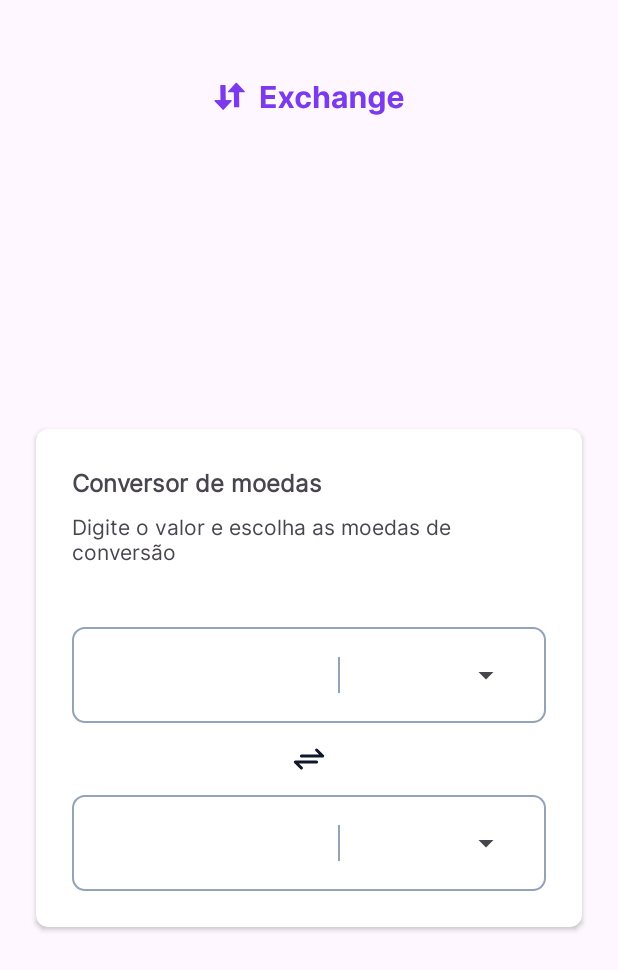
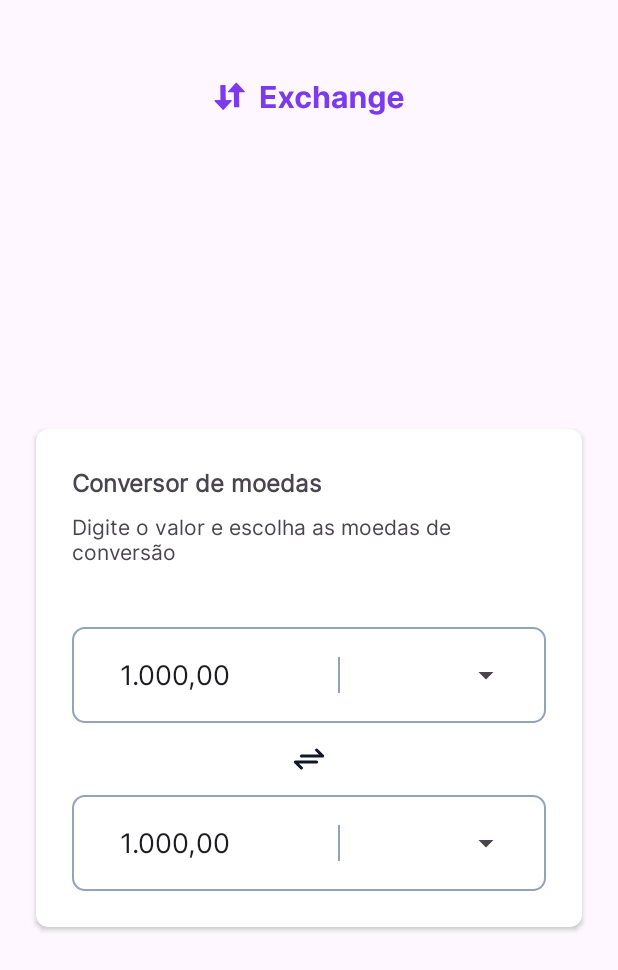
Before and after one commit to rpsouzadev/conversor-de-moedas, an Android app: the screen it shows after launch (MainActivity), on a phone screen of 412 x 824 dp. Shown: the top 970 px of the screen. Run offline under Robolectric (Android 15) with nearby library versions, the phone set to English and light mode, and no system bars; libraries missing offline, so code that uses them is left out: coil3.svg; pictures from the network do not load.

Commit message:
Transforming the text from current value to monetary value in real time

```diff
--- a/app/src/main/res/layout/activity_main.xml
+++ b/app/src/main/res/layout/activity_main.xml
@@ -69,14 +69,28 @@
                 app:layout_constraintStart_toStartOf="parent"
                 app:layout_constraintTop_toBottomOf="@+id/tvDescription">
 
-                <EditText
+                <LinearLayout
                     android:layout_width="0dp"
                     android:layout_height="wrap_content"
-                    android:layout_weight="4"
+                    android:layout_weight="4">
+
+                    <TextView
+                        android:id="@+id/tvFromCurrencySymbol"
+                        android:layout_width="wrap_content"
+                        android:layout_height="wrap_content"
+                        android:padding="8dp"
+                        android:textSize="16sp"
+                        tools:text="R$" />
+
+                    <EditText
+                        android:id="@+id/etFromExchange"
+                        android:layout_width="match_parent"
+                        android:layout_height="wrap_content"
                         android:background="@android:color/transparent"
                         android:inputType="number"
                         android:minHeight="48dp"
-                    tools:text="R$ 1.000,00" />
+                        android:text="@string/initial_value" />
+                </LinearLayout>
 
                 <ImageView
                     android:layout_width="wrap_content"
@@ -118,14 +132,28 @@
                 app:layout_constraintStart_toStartOf="parent"
                 app:layout_constraintTop_toBottomOf="@+id/ivArrowsExchange">
 
-                <EditText
+                <LinearLayout
                     android:layout_width="0dp"
                     android:layout_height="wrap_content"
-                    android:layout_weight="4"
+                    android:layout_weight="4">
+
+                    <TextView
+                        android:id="@+id/tvToCurrencySymbol"
+                        android:layout_width="wrap_content"
+                        android:layout_height="wrap_content"
+                        android:padding="8dp"
+                        android:textSize="16sp"
+                        tools:text="R$" />
+
+                    <EditText
+                        android:id="@+id/etToExchange"
+                        android:layout_width="match_parent"
+                        android:layout_height="wrap_content"
                         android:background="@android:color/transparent"
                         android:inputType="number"
                         android:minHeight="48dp"
-                    tools:text="R$ 1.000,00" />
+                        android:text="@string/initial_value" />
+                </LinearLayout>
 
                 <ImageView
                     android:layout_width="wrap_content"
--- a/app/src/main/res/values/strings.xml
+++ b/app/src/main/res/values/strings.xml
@@ -3,7 +3,7 @@
     <string name="conversor_de_moedas">Conversor de moedas</string>
     <string name="digite_o_valor_e_escolha_as_moedas">Digite o valor e escolha as moedas de conversão</string>
     <string name="imagem_bandeira_pais_moeda">Imagem Bandeira País Moeda</string>
-    <string name="inital_value">1.000,00</string>
+    <string name="initial_value">1.000,00</string>
     <string name="oops_houve_uma_falha">Oops... Houve uma falha!</string>
     <string name="nao_foi_possivel_carregar_a_lista">Não foi possível carregar a lista de tipos monetários.\nVerique a sua conexão com a internet e tente novamente.</string>
     <string name="tentar_novamente">Tentar novamente</string>
```
Also changed, not shown: app/src/main/java/com/example/conversordemoedas/MainActivity.kt (+47 -3 lines). Lines whose indentation alone changed are shown as unchanged.
